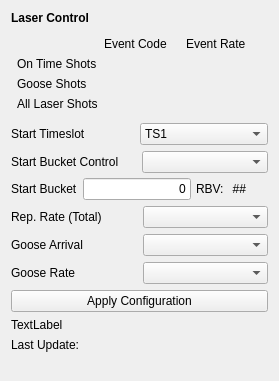
Before: the Qt Designer form opcpa_tpr_config/rep_rate_config.ui in ipotanin/opcpa-tpr-config, drawn with Qt 5.
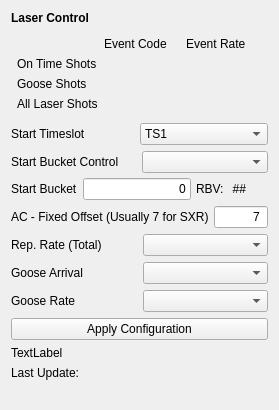
After: the same form once the commit is applied. Custom widgets are drawn as their Qt base class.

Commit message: ENH: add a offset widget for setting bucket offset when in "NC" mode, default to 7

What changed in the file:
```diff
--- a/opcpa_tpr_config/rep_rate_config.ui
+++ b/opcpa_tpr_config/rep_rate_config.ui
@@ -7,7 +7,7 @@
     <x>0</x>
     <y>0</y>
     <width>279</width>
-    <height>381</height>
+    <height>410</height>
    </rect>
   </property>
   <property name="windowTitle">
@@ -300,6 +300,61 @@
      </layout>
     </widget>
    </item>
+   <item>
+    <widget class="QWidget" name="start_bucket_inputs_nc" native="true">
+     <layout class="QVBoxLayout" name="verticalLayout_3">
+      <property name="spacing">
+       <number>5</number>
+      </property>
+      <property name="leftMargin">
+       <number>0</number>
+      </property>
+      <property name="topMargin">
+       <number>0</number>
+      </property>
+      <property name="rightMargin">
+       <number>0</number>
+      </property>
+      <property name="bottomMargin">
+       <number>0</number>
+      </property>
+      <item>
+       <layout class="QVBoxLayout" name="nc_bucket_layout">
+        <item>
+         <layout class="QHBoxLayout" name="nc_bucket_set_layout">
+          <item>
+           <widget class="QLabel" name="nc_start_bucket_label">
+            <property name="text">
+             <string>AC - Fixed Offset (Usually 7 for SXR)</string>
+            </property>
+           </widget>
+          </item>
+          <item>
+           <widget class="QLineEdit" name="nc_bucket_edit">
+            <property name="sizePolicy">
+             <sizepolicy hsizetype="Preferred" vsizetype="Fixed">
+              <horstretch>0</horstretch>
+              <verstretch>0</verstretch>
+             </sizepolicy>
+            </property>
+            <property name="inputMask">
+             <string>99</string>
+            </property>
+            <property name="text">
+             <string>7</string>
+            </property>
+            <property name="alignment">
+             <set>Qt::AlignRight|Qt::AlignTrailing|Qt::AlignVCenter</set>
+            </property>
+           </widget>
+          </item>
+         </layout>
+        </item>
+       </layout>
+      </item>
+     </layout>
+    </widget>
+   </item>
    <item>
     <layout class="QHBoxLayout" name="total_rate_layout">
      <item>
```
Left out of the diff: 2 changed lines with no effect on the pictures. The commit also changes 1 other file.
